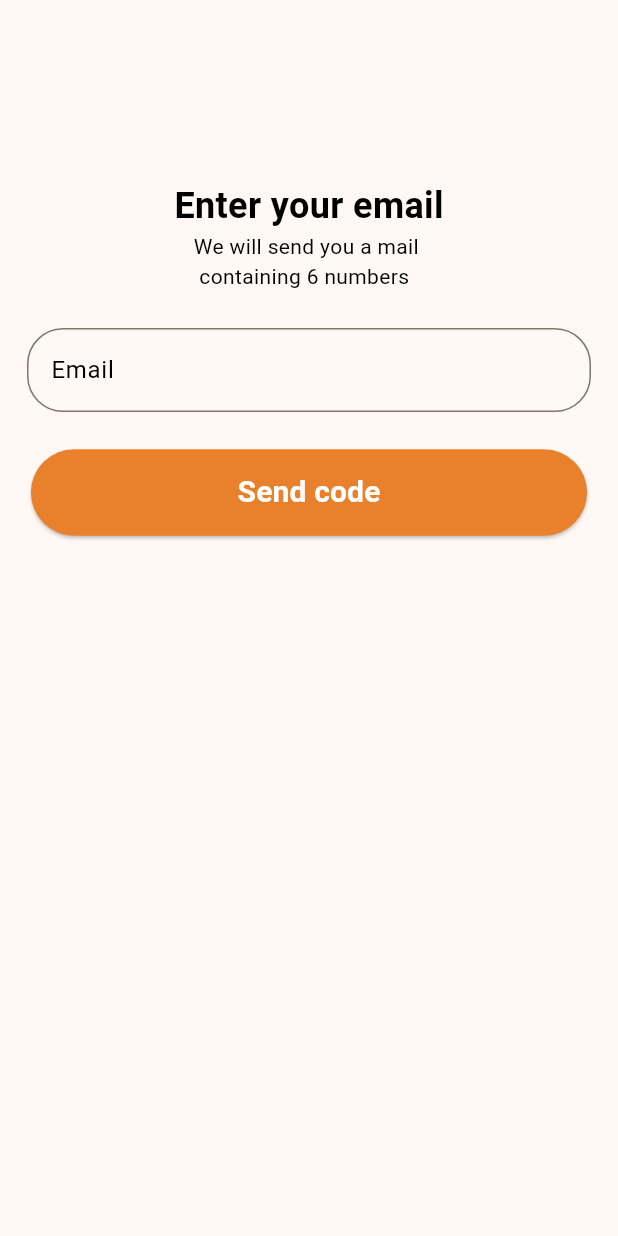
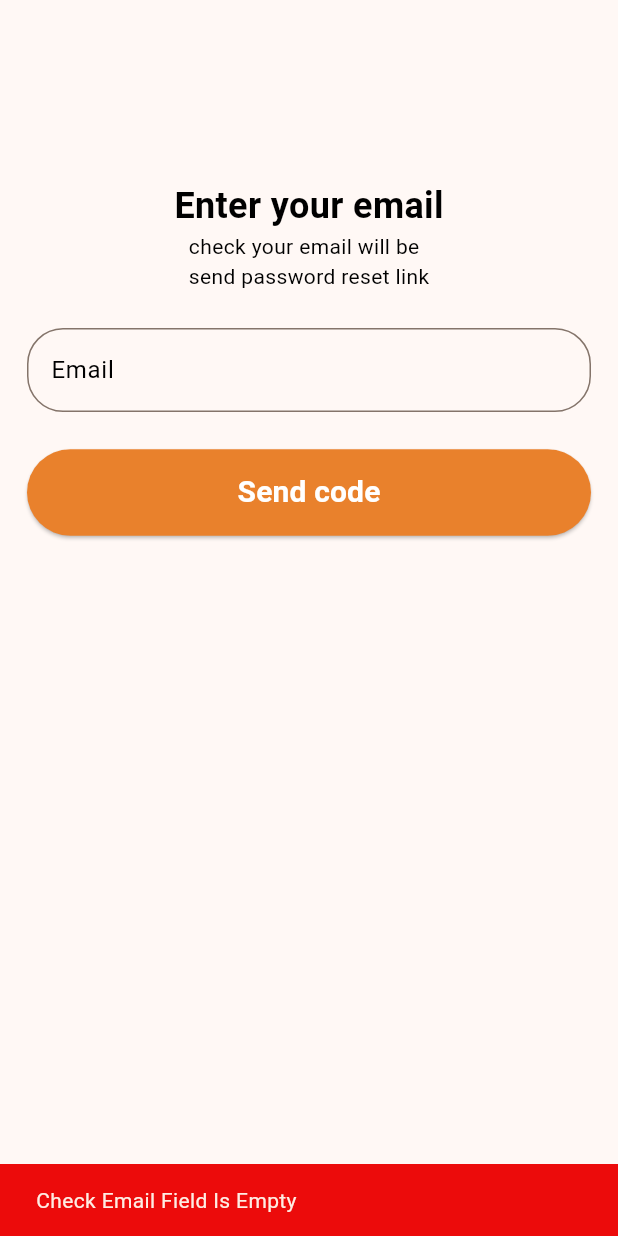
Before and after one commit to AhmedSamir25/fashions_town, a Flutter app: the ForgotPassword screen opened by its route, after a tap on "Send code", on a phone screen of 412 x 824 dp. Run offline on Flutter 3.47's test engine with Material 3 defaults, Android fonts, the light colour scheme and no system bars; our stand-ins replace card_swiper, cloud_firestore, firebase_auth, firebase_core, flutter_bloc, go_router and 1 more; accounts and stored records are empty.

Commit message:
reset password

```diff
--- a/lib/core/router/app_router.dart
+++ b/lib/core/router/app_router.dart
@@ -21,7 +21,7 @@ abstract class AppRouter {
       ),
       GoRoute(
         path: forgotPassword,
-        builder: (context, state) => const ForgotPassword(),
+        builder: (context, state) =>  ForgotPassword(),
       ),
       GoRoute(path: homeView,
       builder: (context, state) => const HomeView(),
--- a/lib/core/theme/colors.dart
+++ b/lib/core/theme/colors.dart
@@ -2,5 +2,5 @@ import 'package:flutter/material.dart';
 
 const textColor =  Color.fromRGBO(0, 0, 0, 1);
 const appColor =  Color.fromRGBO(233, 129, 44, 1);
-const elevatedButtonColor =  Color.fromRGBO(255, 255, 255, 1);
+const textButtonAndMassage =  Color.fromRGBO(255, 255, 255, 1);
 const errorColor =  Color.fromRGBO(236, 11, 11, 1);
--- a/lib/core/theme/text_style.dart
+++ b/lib/core/theme/text_style.dart
@@ -10,7 +10,7 @@ abstract class TextStyles {
      static TextStyle textStyle20 = const TextStyle(
     fontSize: 20,
     fontWeight: FontWeight.w600,
-    color: elevatedButtonColor,
+    color: textButtonAndMassage,
   );
     static TextStyle textStyle14 = const TextStyle(
     fontSize: 14,
--- a/lib/features/auth/presentation/manager/auth_cubit/auth_cubit.dart
+++ b/lib/features/auth/presentation/manager/auth_cubit/auth_cubit.dart
@@ -58,6 +58,17 @@ class AuthCubit extends Cubit<AuthState> {
     return await FirebaseAuth.instance.signInWithCredential(credential);
   }
 
+//Reset Password
+  Future<void> resetPassword({required String email})async{
+    try {
+      await FirebaseAuth.instance
+    .sendPasswordResetEmail(email: email);
+      emit(SuccessResetPasswordState());
+    }on FirebaseAuthException catch (e) {
+      emit(FeiledResetPasswordState(massage: e.message!));
+    }
+  }
+
 // send user data to firebase
 
   Future<void> sendUserDataToFirebase(
--- a/lib/features/auth/presentation/manager/auth_cubit/auth_state.dart
+++ b/lib/features/auth/presentation/manager/auth_cubit/auth_state.dart
@@ -13,3 +13,10 @@ class FeiledSendUserDataState extends AuthState {
   String massage;
   FeiledSendUserDataState({required  this.massage});
 }
+
+class FeiledResetPasswordState extends AuthState {
+  String massage;
+  FeiledResetPasswordState({required  this.massage});
+}
+
+class SuccessResetPasswordState extends AuthState {}
--- a/lib/features/auth/presentation/view/widgets/forgot_password.dart
+++ b/lib/features/auth/presentation/view/widgets/forgot_password.dart
@@ -1,34 +1,74 @@
+import 'package:fashionstown/core/theme/colors.dart';
+import 'package:fashionstown/core/theme/text_style.dart';
+import 'package:fashionstown/features/auth/presentation/manager/auth_cubit/auth_cubit.dart';
+import 'package:fashionstown/features/auth/presentation/manager/auth_cubit/auth_state.dart';
+import 'package:fashionstown/features/auth/presentation/view/sign_in_view.dart';
 import 'package:fashionstown/features/auth/presentation/view/widgets/custom_sign_button.dart';
 import 'package:fashionstown/features/auth/presentation/view/widgets/custom_text_field_sign.dart';
 import 'package:fashionstown/features/auth/presentation/view/widgets/header_body_text.dart';
 import 'package:flutter/material.dart';
+import 'package:flutter_bloc/flutter_bloc.dart';
 
 class ForgotPassword extends StatelessWidget {
-  const ForgotPassword({super.key});
-
+   ForgotPassword({super.key});
+final emailConteoller = TextEditingController();
   @override
   Widget build(BuildContext context) {
     double heightMedia = MediaQuery.of(context).size.height;
     double widthMedia = MediaQuery.of(context).size.width;
+    return BlocConsumer<AuthCubit, AuthState>(
+      listener: (context, state) {
+        if (state is FeiledResetPasswordState) {
+          ScaffoldMessenger.of(context).showSnackBar(SnackBar(
+              backgroundColor: errorColor, content: Text(state.massage)));
+         }
+         else if (state is SuccessResetPasswordState) {
+          ScaffoldMessenger.of(context).showSnackBar(SnackBar(
+              backgroundColor: errorColor, content: Text('Check your Email',style: TextStyles.textStyle14.copyWith(color: textButtonAndMassage),)));
+          Navigator.pushReplacement(context,
+              MaterialPageRoute(builder: (context) => const SignInView()));
+        }
+      },
+      builder: (context, state) {
         return Scaffold(
           body: Padding(
-        padding: const EdgeInsets.symmetric(horizontal: 18.0, vertical: 120),
-        child: Column(
+            padding:
+                const EdgeInsets.only(top: 120,right: 18,left: 18),
+            child: ListView(
               children: [
-            const HeaderBodyText(textHeader: 'Enter your email', textBody: 'We will send you a mail \n containing 6 numbers'),
-            SizedBox(height: heightMedia*0.03,),
-            const CustomTextFieldSign(
-              labelText: 'Email', keyboardType: TextInputType.emailAddress),
-            SizedBox(height: heightMedia*0.03,),
+                const HeaderBodyText(
+                    textHeader: 'Enter your email',
+                    textBody:
+                        'check your email will be \nsend password reset link'),
+                SizedBox(
+                  height: heightMedia * 0.03,
+                ),
+                CustomTextFieldSign(
+                    controller: emailConteoller,
+                    labelText: 'Email',
+                    keyboardType: TextInputType.emailAddress),
+                SizedBox(
+                  height: heightMedia * 0.03,
+                ),
                 CustomSignButton(
                   heightButton: heightMedia * 0.07,
                   widthButton: widthMedia * 0.9,
                   textButton: 'Send code',
-              onPressed: (){},
+                  onPressed: () {
+                     if (emailConteoller.text.isEmpty) {
+                      ScaffoldMessenger.of(context).showSnackBar(const SnackBar(
+                          backgroundColor: errorColor,
+                          content: Text('Check Email Field Is Empty')));
+                     }else{
+                      BlocProvider.of<AuthCubit>(context).resetPassword(email: emailConteoller.text);
+                     }
+                  },
                 )
               ],
             ),
           ),
         );
+      },
+    );
   }
 }
--- a/lib/features/auth/presentation/view/widgets/sign_in_view_body.dart
+++ b/lib/features/auth/presentation/view/widgets/sign_in_view_body.dart
@@ -25,7 +25,7 @@ class SignInViewBody extends StatelessWidget {
       listener: (context, state) {
         if (state is FeiledCreatedUserState) {
           ScaffoldMessenger.of(context).showSnackBar(SnackBar(
-              backgroundColor: errorColor, content: Text(state.massage)));
+              backgroundColor: errorColor, content: Text(state.massage,style: TextStyles.textStyle14.copyWith(color: textButtonAndMassage),)));
         } else if (state is UserSignSuccessState) {
           Navigator.pushReplacement(context,
               MaterialPageRoute(builder: (context) => const HomeView()));
@@ -65,7 +65,7 @@ class SignInViewBody extends StatelessWidget {
                         Navigator.push(
                             context,
                             MaterialPageRoute(
-                                builder: (context) => const ForgotPassword()));
+                                builder: (context) =>  ForgotPassword()));
                       },
                       child: const Text('Forgot Password?'))),
               CustomSignButton(
```
Also changed, not shown: lib/features/auth/presentation/view/widgets/sign_up_view_body.dart (+14 -3 lines), lib/features/auth/presentation/view/widgets/verify_code.dart (deleted, +0 -55 lines). Lines whose indentation alone changed are shown as unchanged.
